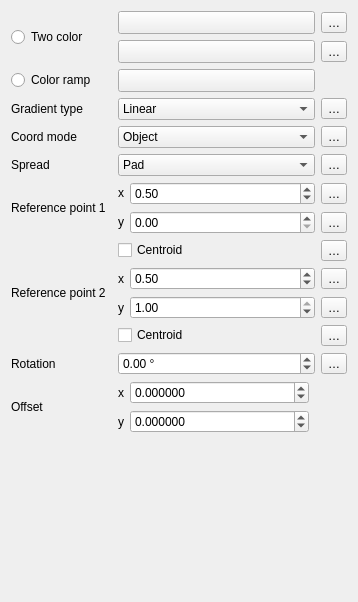
Above: src/ui/symbollayer/widget_gradientfill.ui from carsmie/QGIS before the change. Below: the same form after it.
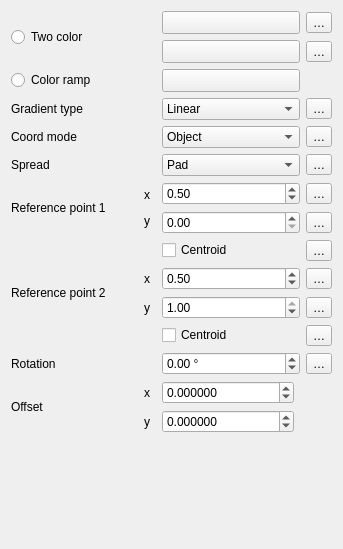
That is the form after the change. Custom widgets are drawn as their Qt base class.

Commit message: Tweak fill offset label layout for better layout arrangement

The edit to the form file:
```diff
--- a/src/ui/symbollayer/widget_gradientfill.ui
+++ b/src/ui/symbollayer/widget_gradientfill.ui
@@ -6,73 +6,16 @@
    <rect>
     <x>0</x>
     <y>0</y>
-    <width>358</width>
-    <height>602</height>
+    <width>343</width>
+    <height>549</height>
    </rect>
   </property>
   <property name="windowTitle">
    <string notr="true">Form</string>
   </property>
   <layout class="QGridLayout" name="gridLayout">
-   <item row="8" column="2" rowspan="2">
-    <layout class="QHBoxLayout" name="horizontalLayout_11">
-     <item>
-      <widget class="QLabel" name="label_7">
-       <property name="sizePolicy">
-        <sizepolicy hsizetype="Fixed" vsizetype="Fixed">
-         <horstretch>0</horstretch>
-         <verstretch>0</verstretch>
-        </sizepolicy>
-       </property>
-       <property name="text">
-        <string>y</string>
-       </property>
-      </widget>
-     </item>
-     <item>
-      <widget class="QDoubleSpinBox" name="spinRefPoint1Y">
-       <property name="maximum">
-        <double>1.000000000000000</double>
-       </property>
-       <property name="singleStep">
-        <double>0.200000000000000</double>
-       </property>
-      </widget>
-     </item>
-    </layout>
-   </item>
-   <item row="6" column="2" rowspan="2">
-    <layout class="QHBoxLayout" name="horizontalLayout_6">
-     <item>
-      <widget class="QLabel" name="label_5">
-       <property name="sizePolicy">
-        <sizepolicy hsizetype="Fixed" vsizetype="Fixed">
-         <horstretch>0</horstretch>
-         <verstretch>0</verstretch>
-        </sizepolicy>
-       </property>
-       <property name="text">
-        <string>x</string>
-       </property>
-      </widget>
-     </item>
-     <item>
-      <widget class="QDoubleSpinBox" name="spinRefPoint1X">
-       <property name="maximum">
-        <double>1.000000000000000</double>
-       </property>
-       <property name="singleStep">
-        <double>0.200000000000000</double>
-       </property>
-       <property name="value">
-        <double>0.500000000000000</double>
-       </property>
-      </widget>
-     </item>
-    </layout>
-   </item>
-   <item row="5" column="3">
-    <widget class="QgsPropertyOverrideButton" name="mSpreadDDBtn">
+   <item row="3" column="3">
+    <widget class="QgsPropertyOverrideButton" name="mGradientTypeDDBtn">
      <property name="text">
       <string>…</string>
      </property>
@@ -103,6 +46,69 @@
      </property>
     </widget>
    </item>
+   <item row="14" column="0">
+    <widget class="QLabel" name="label_11">
+     <property name="text">
+      <string>Rotation</string>
+     </property>
+    </widget>
+   </item>
+   <item row="7" column="2">
+    <widget class="QDoubleSpinBox" name="spinRefPoint1Y">
+     <property name="maximum">
+      <double>1.000000000000000</double>
+     </property>
+     <property name="singleStep">
+      <double>0.200000000000000</double>
+     </property>
+    </widget>
+   </item>
+   <item row="11" column="3">
+    <widget class="QgsPropertyOverrideButton" name="mRefPoint2YDDBtn">
+     <property name="text">
+      <string>…</string>
+     </property>
+    </widget>
+   </item>
+   <item row="5" column="0">
+    <widget class="QLabel" name="label_4">
+     <property name="text">
+      <string>Spread</string>
+     </property>
+    </widget>
+   </item>
+   <item row="0" column="3">
+    <widget class="QgsPropertyOverrideButton" name="mStartColorDDBtn">
+     <property name="text">
+      <string>…</string>
+     </property>
+    </widget>
+   </item>
+   <item row="15" column="0">
+    <layout class="QGridLayout" name="gridLayout_5" columnstretch="1,0">
+     <item row="0" column="1">
+      <widget class="QLabel" name="label_12">
+       <property name="text">
+        <string>x</string>
+       </property>
+      </widget>
+     </item>
+     <item row="1" column="1">
+      <widget class="QLabel" name="label_13">
+       <property name="text">
+        <string>y</string>
+       </property>
+      </widget>
+     </item>
+     <item row="0" column="0" rowspan="2">
+      <widget class="QLabel" name="label_6">
+       <property name="text">
+        <string>Offset</string>
+       </property>
+      </widget>
+     </item>
+    </layout>
+   </item>
    <item row="0" column="0" rowspan="2">
     <widget class="QRadioButton" name="radioTwoColor">
      <property name="text">
@@ -110,41 +116,24 @@
      </property>
     </widget>
    </item>
-   <item row="18" column="0">
-    <widget class="QLabel" name="label_6">
+   <item row="7" column="3">
+    <widget class="QgsPropertyOverrideButton" name="mRefPoint1YDDBtn">
      <property name="text">
-      <string>Offset</string>
+      <string>…</string>
      </property>
     </widget>
    </item>
-   <item row="4" column="2">
-    <widget class="QComboBox" name="cboCoordinateMode">
-     <item>
-      <property name="text">
-       <string>Object</string>
-      </property>
-     </item>
-     <item>
-      <property name="text">
-       <string>Viewport</string>
-      </property>
-     </item>
-    </widget>
-   </item>
-   <item row="3" column="0">
-    <widget class="QLabel" name="label_2">
+   <item row="8" column="3">
+    <widget class="QgsPropertyOverrideButton" name="mRefPoint1CentroidDDBtn">
      <property name="text">
-      <string>Gradient type</string>
+      <string>…</string>
      </property>
     </widget>
    </item>
-   <item row="12" column="0" rowspan="3">
-    <widget class="QLabel" name="label_8">
+   <item row="12" column="2">
+    <widget class="QCheckBox" name="checkRefPoint2Centroid">
      <property name="text">
-      <string>Reference point 2</string>
-     </property>
-     <property name="wordWrap">
-      <bool>true</bool>
+      <string>Centroid</string>
      </property>
     </widget>
    </item>
@@ -170,108 +159,6 @@
      </property>
     </widget>
    </item>
-   <item row="8" column="3" rowspan="2">
-    <widget class="QgsPropertyOverrideButton" name="mRefPoint1YDDBtn">
-     <property name="text">
-      <string>…</string>
-     </property>
-    </widget>
-   </item>
-   <item row="3" column="2">
-    <widget class="QComboBox" name="cboGradientType">
-     <item>
-      <property name="text">
-       <string>Linear</string>
-      </property>
-     </item>
-     <item>
-      <property name="text">
-       <string>Radial</string>
-      </property>
-     </item>
-     <item>
-      <property name="text">
-       <string>Conical</string>
-      </property>
-     </item>
-    </widget>
-   </item>
-   <item row="0" column="2">
-    <widget class="QgsColorButton" name="btnChangeColor">
-     <property name="sizePolicy">
-      <sizepolicy hsizetype="Expanding" vsizetype="Fixed">
-       <horstretch>0</horstretch>
-       <verstretch>0</verstretch>
-      </sizepolicy>
-     </property>
-     <property name="minimumSize">
-      <size>
-       <width>120</width>
-       <height>0</height>
-      </size>
-     </property>
-     <property name="maximumSize">
-      <size>
-       <width>16777215</width>
-       <height>16777215</height>
-      </size>
-     </property>
-     <property name="text">
-      <string/>
-     </property>
-    </widget>
-   </item>
-   <item row="13" column="2" rowspan="2">
-    <layout class="QHBoxLayout" name="horizontalLayout_12">
-     <item>
-      <widget class="QLabel" name="label_10">
-       <property name="sizePolicy">
-        <sizepolicy hsizetype="Fixed" vsizetype="Preferred">
-         <horstretch>0</horstretch>
-         <verstretch>0</verstretch>
-        </sizepolicy>
-       </property>
-       <property name="text">
-        <string>y</string>
-       </property>
-      </widget>
-     </item>
-     <item>
-      <widget class="QDoubleSpinBox" name="spinRefPoint2Y">
-       <property name="maximum">
-        <double>1.000000000000000</double>
-       </property>
-       <property name="singleStep">
-        <double>0.200000000000000</double>
-       </property>
-       <property name="value">
-        <double>1.000000000000000</double>
-       </property>
-      </widget>
-     </item>
-    </layout>
-   </item>
-   <item row="17" column="3">
-    <widget class="QgsPropertyOverrideButton" name="mAngleDDBtn">
-     <property name="text">
-      <string>…</string>
-     </property>
-    </widget>
-   </item>
-   <item row="4" column="3">
-    <widget class="QgsPropertyOverrideButton" name="mCoordinateModeDDBtn">
-     <property name="text">
-      <string>…</string>
-     </property>
-    </widget>
-   </item>
-   <item row="4" column="0">
-    <widget class="QLabel" name="label_3">
-     <property name="text">
-      <string>Coord mode</string>
-     </property>
-    </widget>
-   </item>
    <item row="5" column="2">
     <widget class="QComboBox" name="cboGradientSpread">
      <item>
@@ -291,121 +178,40 @@
      </item>
     </widget>
    </item>
-   <item row="3" column="3">
-    <widget class="QgsPropertyOverrideButton" name="mGradientTypeDDBtn">
+   <item row="1" column="3">
+    <widget class="QgsPropertyOverrideButton" name="mEndColorDDBtn">
      <property name="text">
       <string>…</string>
      </property>
     </widget>
    </item>
-   <item row="10" column="2">
-    <widget class="QCheckBox" name="checkRefPoint1Centroid">
+   <item row="4" column="0">
+    <widget class="QLabel" name="label_3">
      <property name="text">
-      <string>Centroid</string>
+      <string>Coord mode</string>
      </property>
     </widget>
    </item>
-   <item row="0" column="3">
-    <widget class="QgsPropertyOverrideButton" name="mStartColorDDBtn">
-     <property name="text">
-      <string>…</string>
-     </property>
-    </widget>
-   </item>
-   <item row="13" column="3" rowspan="2">
-    <widget class="QgsPropertyOverrideButton" name="mRefPoint2YDDBtn">
-     <property name="text">
-      <string>…</string>
-     </property>
-    </widget>
-   </item>
-   <item row="15" column="3">
-    <widget class="QgsPropertyOverrideButton" name="mRefPoint2CentroidDDBtn">
-     <property name="text">
-      <string>…</string>
-     </property>
-    </widget>
-   </item>
-   <item row="18" column="2">
-    <layout class="QGridLayout" name="gridLayout_4">
-     <item row="1" column="0">
-      <widget class="QLabel" name="label_13">
-       <property name="text">
-        <string>y</string>
-       </property>
-      </widget>
+   <item row="3" column="2">
+    <widget class="QComboBox" name="cboGradientType">
+     <item>
+      <property name="text">
+       <string>Linear</string>
+      </property>
      </item>
-     <item row="1" column="1">
-      <widget class="QgsDoubleSpinBox" name="spinOffsetY">
-       <property name="sizePolicy">
-        <sizepolicy hsizetype="Minimum" vsizetype="Fixed">
-         <horstretch>1</horstretch>
-         <verstretch>0</verstretch>
-        </sizepolicy>
-       </property>
-       <property name="decimals">
-        <number>6</number>
-       </property>
-       <property name="minimum">
-        <double>-999999999.000000000000000</double>
-       </property>
-       <property name="maximum">
-        <double>999999999.000000000000000</double>
-       </property>
-       <property name="singleStep">
-        <double>0.200000000000000</double>
-       </property>
-      </widget>
+     <item>
+      <property name="text">
+       <string>Radial</string>
+      </property>
      </item>
-     <item row="0" column="0">
-      <widget class="QLabel" name="label_12">
-       <property name="text">
-        <string>x</string>
-       </property>
-      </widget>
+     <item>
+      <property name="text">
+       <string>Conical</string>
+      </property>
      </item>
-     <item row="0" column="1">
-      <widget class="QgsDoubleSpinBox" name="spinOffsetX">
-       <property name="sizePolicy">
-        <sizepolicy hsizetype="Minimum" vsizetype="Fixed">
-         <horstretch>1</horstretch>
-         <verstretch>0</verstretch>
-        </sizepolicy>
-       </property>
-       <property name="decimals">
-        <number>6</number>
-       </property>
-       <property name="minimum">
-        <double>-999999999.000000000000000</double>
-       </property>
-       <property name="maximum">
-        <double>999999999.000000000000000</double>
-       </property>
-       <property name="singleStep">
-        <double>0.200000000000000</double>
-       </property>
-      </widget>
-     </item>
-     <item row="0" column="2" rowspan="2">
-      <widget class="QgsUnitSelectionWidget" name="mOffsetUnitWidget" native="true">
-       <property name="minimumSize">
-        <size>
-         <width>0</width>
-         <height>0</height>
-        </size>
-       </property>
-      </widget>
-     </item>
-    </layout>
-   </item>
-   <item row="2" column="0">
-    <widget class="QRadioButton" name="radioColorRamp">
-     <property name="text">
-      <string>Color ramp</string>
-     </property>
     </widget>
    </item>
-   <item row="17" column="2">
+   <item row="14" column="2">
     <widget class="QgsDoubleSpinBox" name="mSpinAngle">
      <property name="wrapping">
       <bool>true</bool>
@@ -424,96 +230,41 @@
      </property>
     </widget>
    </item>
-   <item row="15" column="2">
-    <widget class="QCheckBox" name="checkRefPoint2Centroid">
-     <property name="text">
-      <string>Centroid</string>
+   <item row="11" column="2">
+    <widget class="QDoubleSpinBox" name="spinRefPoint2Y">
+     <property name="maximum">
+      <double>1.000000000000000</double>
      </property>
-    </widget>
-   </item>
-   <item row="5" column="0">
-    <widget class="QLabel" name="label_4">
-     <property name="text">
-      <string>Spread</string>
+     <property name="singleStep">
+      <double>0.200000000000000</double>
      </property>
-    </widget>
-   </item>
-   <item row="10" column="3">
-    <widget class="QgsPropertyOverrideButton" name="mRefPoint1CentroidDDBtn">
-     <property name="text">
-      <string>…</string>
+     <property name="value">
+      <double>1.000000000000000</double>
      </property>
     </widget>
    </item>
-   <item row="1" column="3">
-    <widget class="QgsPropertyOverrideButton" name="mEndColorDDBtn">
+   <item row="2" column="0">
+    <widget class="QRadioButton" name="radioColorRamp">
      <property name="text">
-      <string>…</string>
+      <string>Color ramp</string>
      </property>
     </widget>
    </item>
-   <item row="6" column="0" rowspan="4">
-    <widget class="QLabel" name="label">
-     <property name="text">
-      <string>Reference point 1</string>
-     </property>
-     <property name="wordWrap">
-      <bool>true</bool>
-     </property>
-    </widget>
-   </item>
-   <item row="12" column="2">
-    <layout class="QHBoxLayout" name="horizontalLayout_7">
+   <item row="4" column="2">
+    <widget class="QComboBox" name="cboCoordinateMode">
      <item>
-      <widget class="QLabel" name="label_9">
-       <property name="sizePolicy">
-        <sizepolicy hsizetype="Fixed" vsizetype="Preferred">
-         <horstretch>0</horstretch>
-         <verstretch>0</verstretch>
-        </sizepolicy>
-       </property>
-       <property name="text">
-        <string>x</string>
-       </property>
-      </widget>
+      <property name="text">
+       <string>Object</string>
+      </property>
      </item>
      <item>
-      <widget class="QDoubleSpinBox" name="spinRefPoint2X">
-       <property name="maximum">
-        <double>1.000000000000000</double>
-       </property>
-       <property name="singleStep">
-        <double>0.200000000000000</double>
-       </property>
-       <property name="value">
-        <double>0.500000000000000</double>
-       </property>
-      </widget>
+      <property name="text">
+       <string>Viewport</string>
+      </property>
      </item>
-    </layout>
-   </item>
-   <item row="6" column="3" rowspan="2">
-    <widget class="QgsPropertyOverrideButton" name="mRefPoint1XDDBtn">
-     <property name="text">
-      <string>…</string>
-     </property>
     </widget>
    </item>
-   <item row="17" column="0">
-    <widget class="QLabel" name="label_11">
-     <property name="text">
-      <string>Rotation</string>
-     </property>
-    </widget>
-   </item>
-   <item row="12" column="3">
-    <widget class="QgsPropertyOverrideButton" name="mRefPoint2XDDBtn">
-     <property name="text">
-      <string>…</string>
-     </property>
-    </widget>
-   </item>
-   <item row="19" column="0" colspan="4">
+   <item row="17" column="0" colspan="4">
     <spacer name="verticalSpacer">
      <property name="orientation">
       <enum>Qt::Vertical</enum>
@@ -526,17 +277,260 @@
      </property>
     </spacer>
    </item>
+   <item row="10" column="0" rowspan="2">
+    <layout class="QGridLayout" name="gridLayout_3" rowminimumheight="1,0">
+     <item row="0" column="2">
+      <widget class="QLabel" name="label_9">
+       <property name="sizePolicy">
+        <sizepolicy hsizetype="Fixed" vsizetype="Preferred">
+         <horstretch>0</horstretch>
+         <verstretch>0</verstretch>
+        </sizepolicy>
+       </property>
+       <property name="text">
+        <string>x</string>
+       </property>
+      </widget>
+     </item>
+     <item row="1" column="2">
+      <widget class="QLabel" name="label_10">
+       <property name="sizePolicy">
+        <sizepolicy hsizetype="Fixed" vsizetype="Preferred">
+         <horstretch>0</horstretch>
+         <verstretch>0</verstretch>
+        </sizepolicy>
+       </property>
+       <property name="text">
+        <string>y</string>
+       </property>
+      </widget>
+     </item>
+     <item row="0" column="1" rowspan="2">
+      <widget class="QLabel" name="label_8">
+       <property name="text">
+        <string>Reference point 2</string>
+       </property>
+       <property name="wordWrap">
+        <bool>true</bool>
+       </property>
+      </widget>
+     </item>
+    </layout>
+   </item>
+   <item row="8" column="2">
+    <widget class="QCheckBox" name="checkRefPoint1Centroid">
+     <property name="text">
+      <string>Centroid</string>
+     </property>
+    </widget>
+   </item>
+   <item row="6" column="2">
+    <widget class="QDoubleSpinBox" name="spinRefPoint1X">
+     <property name="maximum">
+      <double>1.000000000000000</double>
+     </property>
+     <property name="singleStep">
+      <double>0.200000000000000</double>
+     </property>
+     <property name="value">
+      <double>0.500000000000000</double>
+     </property>
+    </widget>
+   </item>
+   <item row="10" column="2">
+    <widget class="QDoubleSpinBox" name="spinRefPoint2X">
+     <property name="maximum">
+      <double>1.000000000000000</double>
+     </property>
+     <property name="singleStep">
+      <double>0.200000000000000</double>
+     </property>
+     <property name="value">
+      <double>0.500000000000000</double>
+     </property>
+    </widget>
+   </item>
+   <item row="15" column="2">
+    <layout class="QGridLayout" name="gridLayout_4">
+     <item row="0" column="2" rowspan="2">
+      <widget class="QgsUnitSelectionWidget" name="mOffsetUnitWidget" native="true">
+       <property name="minimumSize">
+        <size>
+         <width>0</width>
+         <height>0</height>
+        </size>
+       </property>
+      </widget>
+     </item>
+     <item row="1" column="1">
+      <widget class="QgsDoubleSpinBox" name="spinOffsetY">
+       <property name="sizePolicy">
+        <sizepolicy hsizetype="Minimum" vsizetype="Fixed">
+         <horstretch>1</horstretch>
+         <verstretch>0</verstretch>
+        </sizepolicy>
+       </property>
+       <property name="decimals">
+        <number>6</number>
+       </property>
+       <property name="minimum">
+        <double>-999999999.000000000000000</double>
+       </property>
+       <property name="maximum">
+        <double>999999999.000000000000000</double>
+       </property>
+       <property name="singleStep">
+        <double>0.200000000000000</double>
+       </property>
+      </widget>
+     </item>
+     <item row="0" column="1">
+      <widget class="QgsDoubleSpinBox" name="spinOffsetX">
+       <property name="sizePolicy">
+        <sizepolicy hsizetype="Minimum" vsizetype="Fixed">
+         <horstretch>1</horstretch>
+         <verstretch>0</verstretch>
+        </sizepolicy>
+       </property>
+       <property name="decimals">
+        <number>6</number>
+       </property>
+       <property name="minimum">
+        <double>-999999999.000000000000000</double>
+       </property>
+       <property name="maximum">
+        <double>999999999.000000000000000</double>
+       </property>
+       <property name="singleStep">
+        <double>0.200000000000000</double>
+       </property>
+      </widget>
+     </item>
+    </layout>
+   </item>
+   <item row="6" column="3">
+    <widget class="QgsPropertyOverrideButton" name="mRefPoint1XDDBtn">
+     <property name="text">
+      <string>…</string>
+     </property>
+    </widget>
+   </item>
+   <item row="12" column="3">
+    <widget class="QgsPropertyOverrideButton" name="mRefPoint2CentroidDDBtn">
+     <property name="text">
+      <string>…</string>
+     </property>
+    </widget>
+   </item>
+   <item row="5" column="3">
+    <widget class="QgsPropertyOverrideButton" name="mSpreadDDBtn">
+     <property name="text">
+      <string>…</string>
+     </property>
+    </widget>
+   </item>
+   <item row="4" column="3">
+    <widget class="QgsPropertyOverrideButton" name="mCoordinateModeDDBtn">
+     <property name="text">
+      <string>…</string>
+     </property>
+    </widget>
+   </item>
+   <item row="0" column="2">
+    <widget class="QgsColorButton" name="btnChangeColor">
+     <property name="sizePolicy">
+      <sizepolicy hsizetype="Expanding" vsizetype="Fixed">
+       <horstretch>0</horstretch>
+       <verstretch>0</verstretch>
+      </sizepolicy>
+     </property>
+     <property name="minimumSize">
+      <size>
+       <width>120</width>
+       <height>0</height>
+      </size>
+     </property>
+     <property name="maximumSize">
+      <size>
+       <width>16777215</width>
+       <height>16777215</height>
+      </size>
+     </property>
+     <property name="text">
+      <string/>
+     </property>
+    </widget>
+   </item>
+   <item row="14" column="3">
+    <widget class="QgsPropertyOverrideButton" name="mAngleDDBtn">
+     <property name="text">
+      <string>…</string>
+     </property>
+    </widget>
+   </item>
+   <item row="6" column="0" rowspan="2">
+    <layout class="QGridLayout" name="gridLayout_2" columnstretch="1,0">
+     <item row="0" column="1">
+      <widget class="QLabel" name="label_5">
+       <property name="sizePolicy">
+        <sizepolicy hsizetype="Fixed" vsizetype="Fixed">
+         <horstretch>0</horstretch>
+         <verstretch>0</verstretch>
+        </sizepolicy>
+       </property>
+       <property name="text">
+        <string>x</string>
+       </property>
+      </widget>
+     </item>
+     <item row="1" column="1">
+      <widget class="QLabel" name="label_7">
+       <property name="sizePolicy">
+        <sizepolicy hsizetype="Fixed" vsizetype="Fixed">
+         <horstretch>0</horstretch>
+         <verstretch>0</verstretch>
+        </sizepolicy>
+       </property>
+       <property name="text">
+        <string>y</string>
+       </property>
+      </widget>
+     </item>
+     <item row="0" column="0" rowspan="2">
+      <widget class="QLabel" name="label">
+       <property name="text">
+        <string>Reference point 1</string>
+       </property>
+       <property name="wordWrap">
+        <bool>true</bool>
+       </property>
+      </widget>
+     </item>
+    </layout>
+   </item>
+   <item row="3" column="0">
+    <widget class="QLabel" name="label_2">
+     <property name="text">
+      <string>Gradient type</string>
+     </property>
+    </widget>
+   </item>
+   <item row="10" column="3">
+    <widget class="QgsPropertyOverrideButton" name="mRefPoint2XDDBtn">
+     <property name="text">
+      <string>…</string>
+     </property>
+    </widget>
+   </item>
   </layout>
   <zorder>btnChangeColor2</zorder>
   <zorder>btnColorRamp</zorder>
   <zorder>btnChangeColor</zorder>
   <zorder>checkRefPoint1Centroid</zorder>
   <zorder>checkRefPoint2Centroid</zorder>
-  <zorder>label_6</zorder>
   <zorder>label_3</zorder>
   <zorder>radioColorRamp</zorder>
   <zorder>label_2</zorder>
-  <zorder>label_8</zorder>
   <zorder>radioTwoColor</zorder>
   <zorder>label_4</zorder>
   <zorder>label_11</zorder>
@@ -546,17 +540,20 @@
   <zorder>mCoordinateModeDDBtn</zorder>
   <zorder>mSpreadDDBtn</zorder>
   <zorder>mAngleDDBtn</zorder>
-  <zorder>mRefPoint2XDDBtn</zorder>
-  <zorder>mRefPoint2YDDBtn</zorder>
-  <zorder>label</zorder>
   <zorder>mRefPoint1CentroidDDBtn</zorder>
-  <zorder>mRefPoint1XDDBtn</zorder>
-  <zorder>mRefPoint1YDDBtn</zorder>
   <zorder>mRefPoint2CentroidDDBtn</zorder>
   <zorder>cboGradientType</zorder>
   <zorder>mSpinAngle</zorder>
   <zorder>cboGradientSpread</zorder>
   <zorder>cboCoordinateMode</zorder>
+  <zorder>spinRefPoint1X</zorder>
+  <zorder>mRefPoint1XDDBtn</zorder>
+  <zorder>spinRefPoint1Y</zorder>
+  <zorder>mRefPoint1YDDBtn</zorder>
+  <zorder>spinRefPoint2X</zorder>
+  <zorder>mRefPoint2XDDBtn</zorder>
+  <zorder>spinRefPoint2Y</zorder>
+  <zorder>mRefPoint2YDDBtn</zorder>
  </widget>
  <customwidgets>
   <customwidget>
```
The commit also changes 3 other files.
